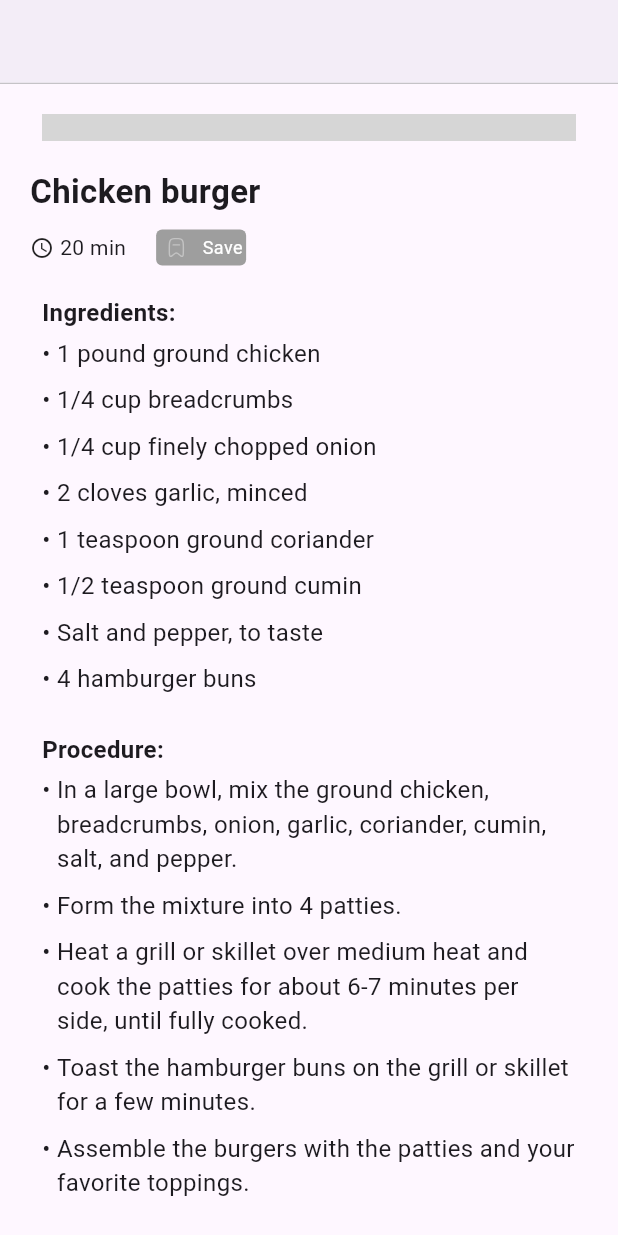
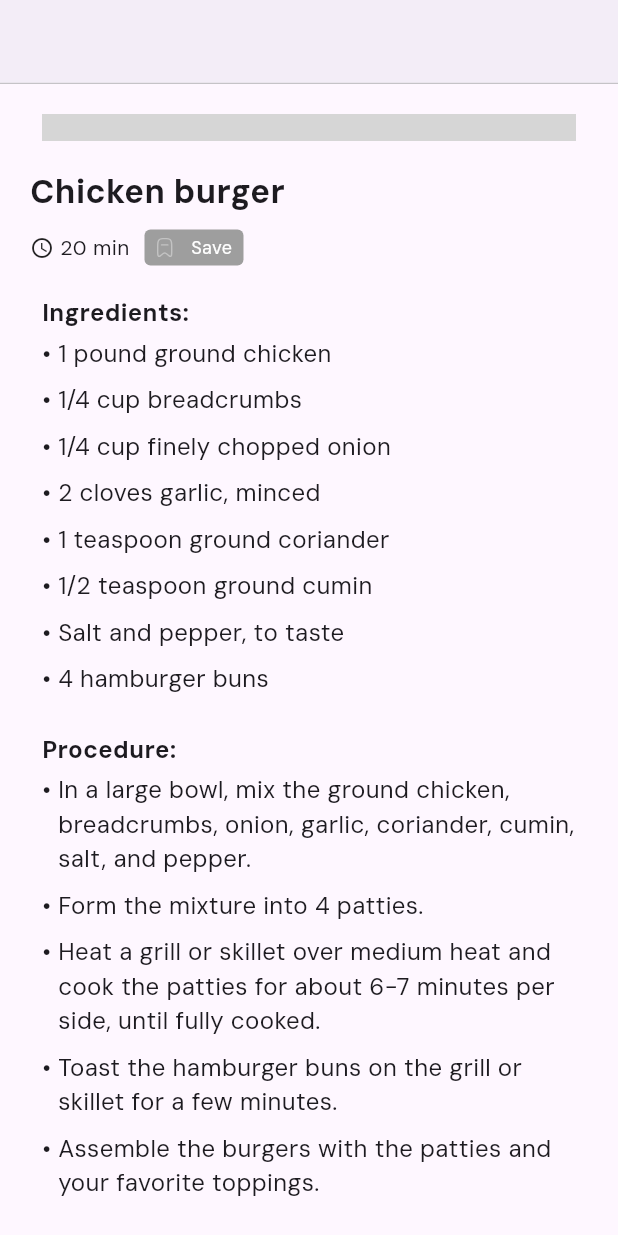
Before and after one commit to Nishan-Pradhan06/Recipe-App, a Flutter app: the RecipeDescriptionScreen screen opened directly with sample values from the repository, scrolled down 230 dp, on a phone screen of 412 x 824 dp. Run offline on Flutter 3.47's test engine with Material 3 defaults, Android fonts, the phone set to English and light mode, and no system bars; our stand-ins replace flutter_svg; network calls fail; grey boxes are pictures that could not be loaded.

Commit message:
add-custom-font,fix-overflow-pixel

```diff
--- a/lib/main.dart
+++ b/lib/main.dart
@@ -24,6 +24,7 @@ class MyApp extends StatelessWidget {
         title: 'Recipe App',
         debugShowCheckedModeBanner: false,
         theme: ThemeData(
+          fontFamily: 'DMSans',
           useMaterial3: true,
         ),
         home: const SplashScreen(),
--- a/lib/views/components/card_action_button_component.dart
+++ b/lib/views/components/card_action_button_component.dart
@@ -20,20 +20,20 @@ class CardActionButtonComponent extends StatelessWidget {
             Text('${recipe.cookingTime} min'),
           ],
         ),
-        const SizedBox(width: 20),
+        const SizedBox(width: 10),
         GestureDetector(
           onTap: () {
             Provider.of<RecipeSavedProvider>(context, listen: false)
                 .toggleSaved(recipe);
           },
           child: Padding(
-            padding: const EdgeInsets.only(right: 10),
+            padding: const EdgeInsets.only(right: 4),
             child: Consumer<RecipeSavedProvider>(
               builder: (context, savedProvider, child) {
                 bool isSaved = savedProvider.isSaved(recipe);
                 return Container(
                   height: 24,
-                  width: 60,
+                  width: 66,
                   decoration: BoxDecoration(
                     color: isSaved ? AppColor.primary : Colors.grey,
                     borderRadius: BorderRadius.circular(4),
--- a/lib/views/screen/main_screen.dart
+++ b/lib/views/screen/main_screen.dart
@@ -18,7 +18,7 @@ class _MainScreenState extends State<MainScreen> {
         return Scaffold(
           body: provider.screens[provider.currentIndex],
           bottomNavigationBar:
-              const BottomNavigatorBarComponent(), // Use your component here
+              const BottomNavigatorBarComponent(),
         );
       },
     );
```
Also changed, not shown: pubspec.yaml (+4 -11 lines), fonts/DMSans.ttf (added).
